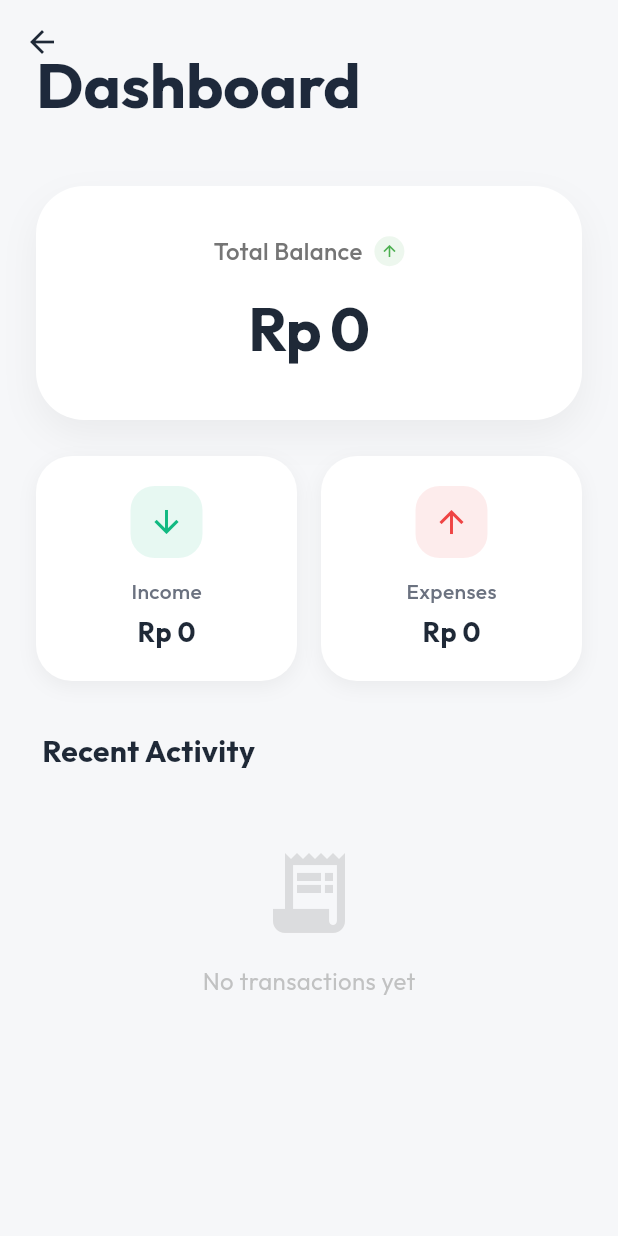
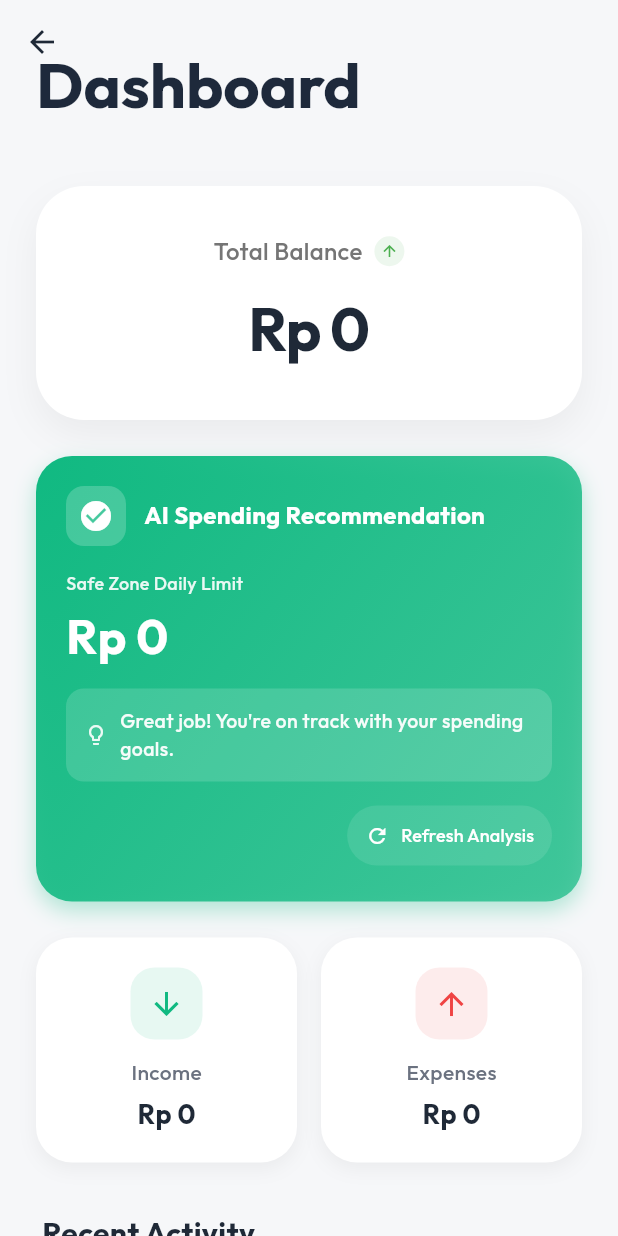
Before and after one commit to Karunanidi/finance-tracker, a Flutter app: the _DashboardView screen opened directly, on a phone screen of 412 x 824 dp. Run offline on Flutter 3.47's test engine with Material 3 defaults, Android fonts, the phone set to English and light mode, and no system bars; drawn by our look-alikes of auto_size_text; our stand-ins replace equatable, fl_chart, flutter_bloc, flutter_riverpod, flutter_secure_storage, google_fonts and 7 more; missing offline and left inert: google_mlkit_text_recognition; accounts and stored records are empty; generated files the repository leaves out were written again.

Commit message:
feat: ai-powered recommendations

```diff
--- a/lib/features/dashboard/dashboard_page.dart
+++ b/lib/features/dashboard/dashboard_page.dart
@@ -4,7 +4,9 @@ import 'package:finance_tracker/core/models/currency.dart';
 
 import 'package:finance_tracker/features/dashboard/cubit/dashboard_cubit.dart';
 import 'package:finance_tracker/features/dashboard/cubit/dashboard_state.dart';
+import 'package:finance_tracker/features/dashboard/recommendation_provider.dart';
 
+import 'package:finance_tracker/widgets/recommendation_card.dart';
 import 'package:finance_tracker/widgets/transaction_card.dart';
 import 'package:flutter/material.dart';
 import 'package:flutter_bloc/flutter_bloc.dart';
@@ -163,6 +165,35 @@ class _DashboardView extends StatelessWidget {
                 ),
               ],
             ),
+          ),
+          const SizedBox(height: 24),
+
+          // AI Recommendation Card
+          Consumer(
+            builder: (context, ref, child) {
+              final recommendationState = ref.watch(recommendationDataProvider);
+
+              return recommendationState.when(
+                data: (recommendation) => RecommendationCard(
+                  recommendation: recommendation,
+                  onRefresh: () {
+                    ref.read(recommendationDataProvider.notifier).refresh();
+                  },
+                  // We don't have lastUpdated exposed in the state yet,
+                  // but the provider handles caching internally.
+                  // For now, we can omit it or update the provider to return a wrapper object.
+                ),
+                loading: () => Container(
+                  height: 180,
+                  decoration: BoxDecoration(
+                    color: Colors.grey.withValues(alpha: 0.1),
+                    borderRadius: BorderRadius.circular(24),
+                  ),
+                  child: const Center(child: CircularProgressIndicator()),
+                ),
+                error: (_, __) => const SizedBox.shrink(),
+              );
+            },
           ),
           const SizedBox(height: 24),
 
--- /dev/null
+++ b/lib/widgets/recommendation_card.dart
@@ -0,0 +1,191 @@
+import 'package:auto_size_text/auto_size_text.dart';
+import 'package:finance_tracker/core/currency/currency_cubit.dart';
+import 'package:finance_tracker/core/models/currency.dart';
+import 'package:finance_tracker/data/services/ai_recommendation_service.dart';
+import 'package:flutter/material.dart';
+import 'package:flutter_bloc/flutter_bloc.dart';
+
+class RecommendationCard extends StatelessWidget {
+  final SpendingRecommendation recommendation;
+
+  final VoidCallback? onRefresh;
+  final DateTime? lastUpdated;
+
+  const RecommendationCard({
+    super.key,
+    required this.recommendation,
+    this.onRefresh,
+    this.lastUpdated,
+  });
+
+  @override
+  Widget build(BuildContext context) {
+    return BlocBuilder<CurrencyCubit, Currency>(
+      builder: (context, currency) {
+        return Container(
+          padding: const EdgeInsets.all(20),
+          decoration: BoxDecoration(
+            gradient: LinearGradient(
+              colors: [
+                recommendation.statusColor,
+                recommendation.statusColor.withValues(alpha: 0.7),
+              ],
+              begin: Alignment.topLeft,
+              end: Alignment.bottomRight,
+            ),
+            borderRadius: BorderRadius.circular(24),
+            boxShadow: [
+              BoxShadow(
+                color: recommendation.statusColor.withValues(alpha: 0.3),
+                blurRadius: 12,
+                offset: const Offset(0, 6),
+              ),
+            ],
+          ),
+          child: Column(
+            crossAxisAlignment: CrossAxisAlignment.start,
+            children: [
+              Row(
+                children: [
+                  Container(
+                    padding: const EdgeInsets.all(8),
+                    decoration: BoxDecoration(
+                      color: Colors.white.withValues(alpha: 0.2),
+                      borderRadius: BorderRadius.circular(12),
+                    ),
+                    child: Icon(
+                      recommendation.statusIcon,
+                      color: Colors.white,
+                      size: 24,
+                    ),
+                  ),
+                  const SizedBox(width: 12),
+                  const Expanded(
+                    child: AutoSizeText(
+                      'AI Spending Recommendation',
+                      style: TextStyle(
+                        color: Colors.white,
+                        fontSize: 16,
+                        fontWeight: FontWeight.bold,
+                      ),
+                      maxLines: 1,
+                      minFontSize: 12,
+                    ),
+                  ),
+                ],
+              ),
+              if (lastUpdated != null) ...[
+                const SizedBox(height: 4),
+                Text(
+                  'Last updated: ${_formatTime(lastUpdated!)}',
+                  style: TextStyle(
+                    color: Colors.white.withValues(alpha: 0.6),
+                    fontSize: 10,
+                  ),
+                ),
+              ],
+              const SizedBox(height: 16),
+              Row(
+                crossAxisAlignment: CrossAxisAlignment.end,
+                children: [
+                  Expanded(
+                    child: Column(
+                      crossAxisAlignment: CrossAxisAlignment.start,
+                      children: [
+                        Text(
+                          'Safe Zone Daily Limit',
+                          style: TextStyle(
+                            color: Colors.white.withValues(alpha: 0.9),
+                            fontSize: 12,
+                            fontWeight: FontWeight.w500,
+                          ),
+                        ),
+                        const SizedBox(height: 4),
+                        AutoSizeText(
+                          currency.format(recommendation.dailySpendingLimit),
+                          style: const TextStyle(
+                            color: Colors.white,
+                            fontSize: 32,
+                            fontWeight: FontWeight.bold,
+                          ),
+                          maxLines: 1,
+                          minFontSize: 20,
+                          overflow: TextOverflow.ellipsis,
+                        ),
+                      ],
+                    ),
+                  ),
+                ],
+              ),
+              const SizedBox(height: 12),
+              Container(
+                padding: const EdgeInsets.all(12),
+                decoration: BoxDecoration(
+                  color: Colors.white.withValues(alpha: 0.15),
+                  borderRadius: BorderRadius.circular(12),
+                ),
+                child: Row(
+                  children: [
+                    Icon(
+                      Icons.lightbulb_outline,
+                      color: Colors.white.withValues(alpha: 0.9),
+                      size: 16,
+                    ),
+                    const SizedBox(width: 8),
+                    Expanded(
+                      child: AutoSizeText(
+                        recommendation.message,
+                        style: TextStyle(
+                          color: Colors.white.withValues(alpha: 0.95),
+                          fontSize: 13,
+                          fontWeight: FontWeight.w500,
+                        ),
+                        maxLines: 2,
+                        minFontSize: 10,
+                      ),
+                    ),
+                  ],
+                ),
+              ),
+              if (onRefresh != null) ...[
+                const SizedBox(height: 12),
+                Align(
+                  alignment: Alignment.centerRight,
+                  child: TextButton.icon(
+                    onPressed: onRefresh,
+                    icon: const Icon(
+                      Icons.refresh,
+                      size: 16,
+                      color: Colors.white,
+                    ),
+                    label: const Text(
+                      'Refresh Analysis',
+                      style: TextStyle(color: Colors.white, fontSize: 12),
+                    ),
+                    style: TextButton.styleFrom(
+                      backgroundColor: Colors.white.withValues(alpha: 0.1),
+                      padding: const EdgeInsets.symmetric(
+                        horizontal: 12,
+                        vertical: 8,
+                      ),
+                      shape: RoundedRectangleBorder(
+                        borderRadius: BorderRadius.circular(20),
+                      ),
+                    ),
+                  ),
+                ),
+              ],
+            ],
+          ),
+        );
+      },
+    );
+  }
+
+  String _formatTime(DateTime time) {
+    final hour = time.hour > 12 ? time.hour - 12 : time.hour;
+    final period = time.hour >= 12 ? 'PM' : 'AM';
+    final minute = time.minute.toString().padLeft(2, '0');
+    return '$hour:$minute $period';
+  }
+}
--- a/pubspec.yaml
+++ b/pubspec.yaml
@@ -51,6 +51,8 @@ dependencies:
   local_auth: ^2.3.0
   flutter_secure_storage: ^9.2.2
   auto_size_text: ^3.0.0
+  google_generative_ai: ^0.4.6
+  crypto: ^3.0.7
 
 dev_dependencies:
   flutter_test:
```
Also changed, not shown: lib/data/services/ai_recommendation_service.dart (added, +275 -0 lines), lib/features/dashboard/recommendation_provider.dart (added, +121 -0 lines), lib/data/services/ai_recommendation_service.g.dart (added), lib/features/analytics/analytics_provider.g.dart, lib/features/dashboard/recommendation_provider.g.dart (added), pubspec.lock, 8 other files.
